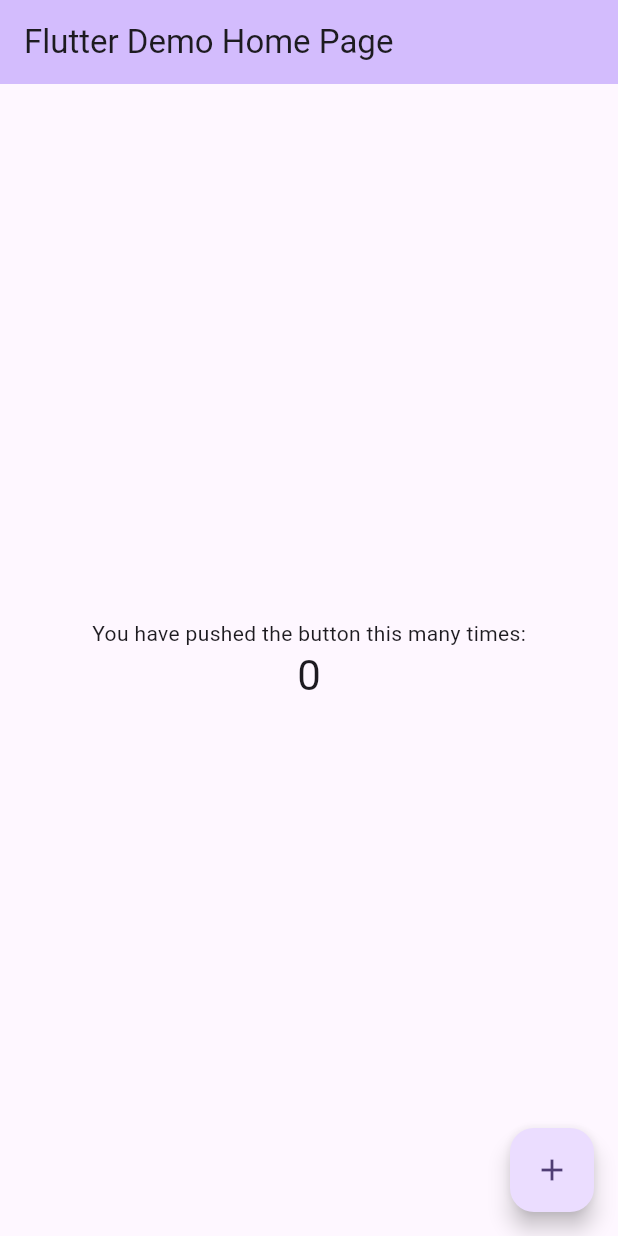
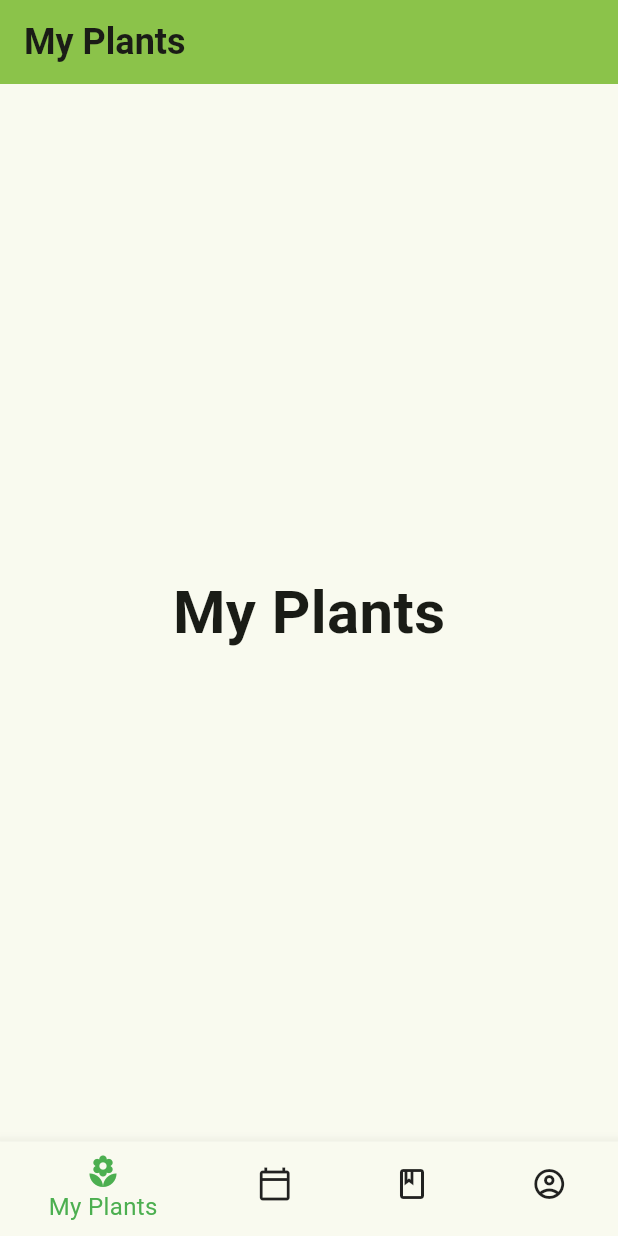
Before and after one commit to GeroStoewe/plant_friends, a Flutter app: the screen it shows after launch, on a phone screen of 412 x 824 dp. Run offline on Flutter 3.47's test engine with Material 3 defaults, Android fonts, the phone set to English and light mode, and no system bars.

Commit message:
Navigation Bar from Software Engineering I

```diff
--- a/lib/main.dart
+++ b/lib/main.dart
@@ -1,4 +1,5 @@
 import 'package:flutter/material.dart';
+import 'package:plant_friends/widgets/my_navigation_bar.dart';
 
 void main() {
   runApp(const MyApp());
@@ -11,115 +12,12 @@ class MyApp extends StatelessWidget {
   @override
   Widget build(BuildContext context) {
     return MaterialApp(
-      title: 'Flutter Demo',
+      title: 'PlantFriends',
       theme: ThemeData(
-        // This is the theme of your application.
-        //
-        // TRY THIS: Try running your application with "flutter run". You'll see
-        // the application has a purple toolbar. Then, without quitting the app,
-        // try changing the seedColor in the colorScheme below to Colors.green
-        // and then invoke "hot reload" (save your changes or press the "hot
-        // reload" button in a Flutter-supported IDE, or press "r" if you used
-        // the command line to start the app).
-        //
-        // Notice that the counter didn't reset back to zero; the application
-        // state is not lost during the reload. To reset the state, use hot
-        // restart instead.
-        //
-        // This works for code too, not just values: Most code changes can be
-        // tested with just a hot reload.
-        colorScheme: ColorScheme.fromSeed(seedColor: Colors.deepPurple),
-        useMaterial3: true,
+        colorScheme: ColorScheme.fromSeed(seedColor: Colors.lightGreen),
       ),
-      home: const MyHomePage(title: 'Flutter Demo Home Page'),
+      debugShowCheckedModeBanner: false,
+      home: const MyNavigationBar()
     );
   }
 }
-
-class MyHomePage extends StatefulWidget {
-  const MyHomePage({super.key, required this.title});
-
-  // This widget is the home page of your application. It is stateful, meaning
-  // that it has a State object (defined below) that contains fields that affect
-  // how it looks.
-
-  // This class is the configuration for the state. It holds the values (in this
-  // case the title) provided by the parent (in this case the App widget) and
-  // used by the build method of the State. Fields in a Widget subclass are
-  // always marked "final".
-
-  final String title;
-
-  @override
-  State<MyHomePage> createState() => _MyHomePageState();
-}
-
-class _MyHomePageState extends State<MyHomePage> {
-  int _counter = 0;
-
-  void _incrementCounter() {
-    setState(() {
-      // This call to setState tells the Flutter framework that something has
-      // changed in this State, which causes it to rerun the build method below
-      // so that the display can reflect the updated values. If we changed
-      // _counter without calling setState(), then the build method would not be
-      // called again, and so nothing would appear to happen.
-      _counter++;
-    });
-  }
-
-  @override
-  Widget build(BuildContext context) {
-    // This method is rerun every time setState is called, for instance as done
-    // by the _incrementCounter method above.
-    //
-    // The Flutter framework has been optimized to make rerunning build methods
-    // fast, so that you can just rebuild anything that needs updating rather
-    // than having to individually change instances of widgets.
-    return Scaffold(
-      appBar: AppBar(
-        // TRY THIS: Try changing the color here to a specific color (to
-        // Colors.amber, perhaps?) and trigger a hot reload to see the AppBar
-        // change color while the other colors stay the same.
-        backgroundColor: Theme.of(context).colorScheme.inversePrimary,
-        // Here we take the value from the MyHomePage object that was created by
-        // the App.build method, and use it to set our appbar title.
-        title: Text(widget.title),
-      ),
-      body: Center(
-        // Center is a layout widget. It takes a single child and positions it
-        // in the middle of the parent.
-        child: Column(
-          // Column is also a layout widget. It takes a list of children and
-          // arranges them vertically. By default, it sizes itself to fit its
-          // children horizontally, and tries to be as tall as its parent.
-          //
-          // Column has various properties to control how it sizes itself and
-          // how it positions its children. Here we use mainAxisAlignment to
-          // center the children vertically; the main axis here is the vertical
-          // axis because Columns are vertical (the cross axis would be
-          // horizontal).
-          //
-          // TRY THIS: Invoke "debug painting" (choose the "Toggle Debug Paint"
-          // action in the IDE, or press "p" in the console), to see the
-          // wireframe for each widget.
-          mainAxisAlignment: MainAxisAlignment.center,
-          children: <Widget>[
-            const Text(
-              'You have pushed the button this many times:',
-            ),
-            Text(
-              '$_counter',
-              style: Theme.of(context).textTheme.headlineMedium,
-            ),
-          ],
-        ),
-      ),
-      floatingActionButton: FloatingActionButton(
-        onPressed: _incrementCounter,
-        tooltip: 'Increment',
-        child: const Icon(Icons.add),
-      ), // This trailing comma makes auto-formatting nicer for build methods.
-    );
-  }
-}
--- /dev/null
+++ b/lib/pages/home_page.dart
@@ -0,0 +1,30 @@
+import 'package:flutter/material.dart';
+
+class HomePage extends StatelessWidget {
+  const HomePage({super.key});
+
+  @override
+  Widget build(BuildContext context) {
+    return Scaffold(
+      appBar: AppBar(
+        title: const Text(
+          "My Plants",
+          style: TextStyle(
+            fontSize: 24,
+            fontWeight: FontWeight.bold
+          ),
+        ),
+        backgroundColor: Colors.lightGreen,
+      ),
+      body: const Center(
+        child: Text(
+            "My Plants",
+        style: TextStyle(
+          fontSize: 40,
+          fontWeight: FontWeight.bold
+        )
+        ),
+      )
+    );
+  }
+}
--- /dev/null
+++ b/lib/widgets/my_navigation_bar.dart
@@ -0,0 +1,66 @@
+import 'package:flutter/material.dart';
+import 'package:plant_friends/pages/account_page.dart';
+import 'package:plant_friends/pages/calendar_page.dart';
+import 'package:plant_friends/pages/home_page.dart';
+import 'package:plant_friends/pages/wiki_page.dart';
+
+class MyNavigationBar extends StatefulWidget {
+  const MyNavigationBar({super.key});
+
+  @override
+  _MyNavigationBarState createState() => _MyNavigationBarState();
+}
+
+class _MyNavigationBarState extends State<MyNavigationBar> {
+  int _selectedIndex = 0;
+
+  final List<Widget> _pages = [
+    const HomePage(), // Meine Pflanzen
+    const CalendarPage(), // Kalender-Seite
+    const WikiPage(), // Pflanze-Wiki-Seite
+    const AccountPage(), // Konto-Seite
+  ];
+
+  void _onItemTapped(int index) {
+    setState(() {
+      _selectedIndex = index;
+    });
+  }
+
+  @override
+  Widget build(BuildContext context) {
+    return Scaffold(
+      body: _pages[_selectedIndex],
+      bottomNavigationBar: BottomNavigationBar(
+        items: const <BottomNavigationBarItem>[
+          BottomNavigationBarItem(
+            icon: Icon(Icons.local_florist_outlined),
+            activeIcon: Icon(Icons.local_florist),
+            label: 'My Plants',
+          ),
+          BottomNavigationBarItem(
+            icon: Icon(Icons.calendar_today_outlined),
+            activeIcon: Icon(Icons.calendar_today),
+            label: 'Calendar',
+          ),
+          BottomNavigationBarItem(
+            icon: Icon(Icons.book_outlined),
+            activeIcon: Icon(Icons.book),
+            label: 'Wiki',
+          ),
+          BottomNavigationBarItem(
+            icon: Icon(Icons.account_circle_outlined),
+            activeIcon: Icon(Icons.account_circle),
+            label: 'Account',
+          ),
+        ],
+        iconSize: 24.0,
+        currentIndex: _selectedIndex,
+        selectedItemColor: Colors.green,
+        unselectedItemColor: Colors.black87,
+        selectedFontSize: 16,
+        onTap: _onItemTapped,
+      ),
+    );
+  }
+}
```
Also changed, not shown: lib/pages/account_page.dart (added, +30 -0 lines), lib/pages/calendar_page.dart (added, +30 -0 lines), lib/pages/wiki_page.dart (added, +30 -0 lines).
